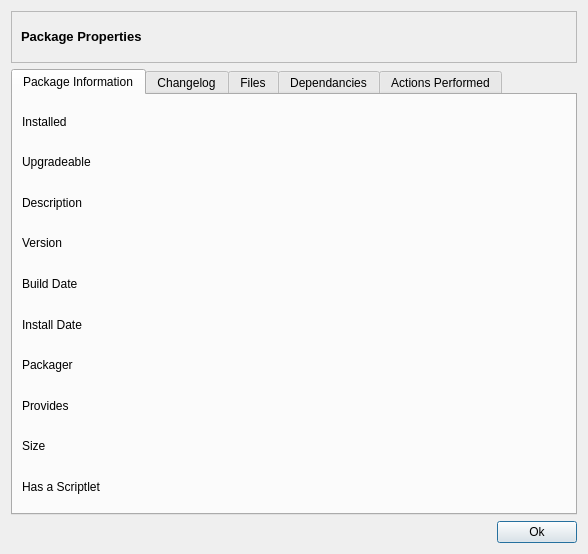
The window that trunk/shaman/ui/pkgProperties.ui (drf/shaman1) describes before a commit, drawn with Qt 5.
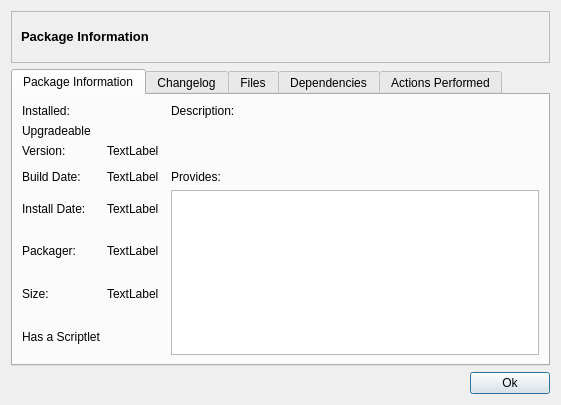
The same window after the commit. Icons and pictures are not drawn.

Commit message: Commit refined dialog

What changed in the file:
```diff
--- a/trunk/shaman/ui/pkgProperties.ui
+++ b/trunk/shaman/ui/pkgProperties.ui
@@ -8,8 +8,8 @@
    <rect>
     <x>0</x>
     <y>0</y>
-    <width>588</width>
-    <height>554</height>
+    <width>561</width>
+    <height>405</height>
    </rect>
   </property>
   <property name="windowTitle" >
@@ -47,7 +47,7 @@
 &lt;html>&lt;head>&lt;meta name="qrichtext" content="1" />&lt;style type="text/css">
 p, li { white-space: pre-wrap; }
 &lt;/style>&lt;/head>&lt;body style=" font-family:'Bitstream Vera Sans'; font-size:10pt; font-weight:400; font-style:normal;">
-&lt;p style=" margin-top:0px; margin-bottom:0px; margin-left:0px; margin-right:0px; -qt-block-indent:0; text-indent:0px;">&lt;span style=" font-weight:600;">Package Properties&lt;/span>&lt;/p>&lt;/body>&lt;/html></string>
+&lt;p style=" margin-top:0px; margin-bottom:0px; margin-left:0px; margin-right:0px; -qt-block-indent:0; text-indent:0px;">&lt;span style=" font-weight:600;">Package Information&lt;/span>&lt;/p>&lt;/body>&lt;/html></string>
           </property>
          </widget>
         </item>
@@ -92,30 +92,25 @@
          <rect>
           <x>0</x>
           <y>0</y>
-          <width>566</width>
-          <height>418</height>
+          <width>539</width>
+          <height>269</height>
          </rect>
         </property>
         <attribute name="title" >
          <string>Package Information</string>
         </attribute>
-        <layout class="QVBoxLayout" name="verticalLayout_3" >
-         <item>
           <layout class="QGridLayout" name="gridLayout" >
            <item row="0" column="0" >
             <widget class="QLabel" name="label_3" >
              <property name="text" >
-              <string>Installed</string>
+            <string>Installed:</string>
              </property>
             </widget>
            </item>
-           <item row="0" column="1" >
-            <widget class="QLabel" name="installedLabel" >
+         <item row="0" column="4" >
+          <widget class="QLabel" name="label_7" >
              <property name="text" >
-              <string/>
-             </property>
-             <property name="pixmap" >
-              <pixmap resource="shaman.qrc" >:/Icons/icons/dialog-ok-apply.png</pixmap>
+            <string>Description:</string>
              </property>
             </widget>
            </item>
@@ -132,24 +127,7 @@
              </property>
             </widget>
            </item>
-           <item row="1" column="1" >
-            <widget class="QLabel" name="upgradeableLabel" >
-             <property name="text" >
-              <string/>
-             </property>
-             <property name="pixmap" >
-              <pixmap resource="shaman.qrc" >:/Icons/icons/dialog-ok-apply.png</pixmap>
-             </property>
-            </widget>
-           </item>
-           <item row="2" column="0" >
-            <widget class="QLabel" name="label_7" >
-             <property name="text" >
-              <string>Description</string>
-             </property>
-            </widget>
-           </item>
-           <item row="2" column="1" >
+         <item rowspan="3" row="1" column="4" >
             <widget class="QLabel" name="descriptionLabel" >
              <property name="text" >
               <string/>
@@ -162,104 +140,80 @@
              </property>
             </widget>
            </item>
-           <item row="3" column="0" >
-            <widget class="QLabel" name="label_17" >
-             <property name="text" >
-              <string>Version</string>
-             </property>
-            </widget>
-           </item>
-           <item row="3" column="1" >
-            <widget class="QLabel" name="versionLabel" >
-             <property name="text" >
-              <string/>
-             </property>
-            </widget>
-           </item>
            <item row="4" column="0" >
             <widget class="QLabel" name="label_8" >
              <property name="text" >
-              <string>Build Date</string>
+            <string>Build Date:</string>
              </property>
             </widget>
            </item>
-           <item row="4" column="1" >
-            <widget class="QLabel" name="buildLabel" >
+         <item row="4" column="1" colspan="2" >
+          <widget class="QLabel" name="builddateLabel" >
              <property name="text" >
-              <string/>
+            <string>TextLabel</string>
+           </property>
+          </widget>
+         </item>
+         <item row="4" column="4" >
+          <widget class="QLabel" name="label_13" >
+           <property name="text" >
+            <string>Provides:</string>
              </property>
             </widget>
            </item>
            <item row="5" column="0" >
             <widget class="QLabel" name="label_11" >
              <property name="text" >
-              <string>Install Date</string>
+            <string>Install Date:</string>
              </property>
             </widget>
            </item>
-           <item row="5" column="1" >
-            <widget class="QLabel" name="dateLabel" >
-             <property name="text" >
-              <string/>
-             </property>
-            </widget>
+         <item rowspan="4" row="5" column="4" >
+          <widget class="QListWidget" name="providesWidget" />
            </item>
            <item row="6" column="0" >
             <widget class="QLabel" name="label_12" >
              <property name="text" >
-              <string>Packager</string>
-             </property>
-            </widget>
-           </item>
-           <item row="6" column="1" >
-            <widget class="QLabel" name="packagerLabel" >
-             <property name="text" >
-              <string/>
+            <string>Packager:</string>
              </property>
             </widget>
            </item>
            <item row="7" column="0" >
-            <widget class="QLabel" name="label_13" >
-             <property name="text" >
-              <string>Provides</string>
-             </property>
-            </widget>
-           </item>
-           <item row="7" column="1" >
-            <widget class="QLabel" name="providesLabel" >
-             <property name="text" >
-              <string/>
-             </property>
-             <property name="scaledContents" >
-              <bool>true</bool>
-             </property>
-             <property name="wordWrap" >
-              <bool>true</bool>
-             </property>
-            </widget>
-           </item>
-           <item row="8" column="0" >
             <widget class="QLabel" name="label_19" >
              <property name="text" >
-              <string>Size</string>
+            <string>Size:</string>
              </property>
             </widget>
            </item>
-           <item row="8" column="1" >
-            <widget class="QLabel" name="sizeLabel" >
-             <property name="text" >
-              <string/>
-             </property>
-            </widget>
-           </item>
-           <item row="9" column="0" >
+         <item row="8" column="0" >
             <widget class="QLabel" name="label_21" >
              <property name="text" >
               <string>Has a Scriptlet</string>
              </property>
             </widget>
            </item>
-           <item row="9" column="1" >
+         <item row="5" column="1" >
+          <widget class="QLabel" name="installdateLabel" >
+           <property name="text" >
+            <string>TextLabel</string>
+           </property>
+          </widget>
+         </item>
+         <item row="6" column="1" >
+          <widget class="QLabel" name="packagerLabel" >
+           <property name="text" >
+            <string>TextLabel</string>
+           </property>
+          </widget>
+         </item>
+         <item row="7" column="1" >
+          <widget class="QLabel" name="sizeLabel" >
+           <property name="text" >
+            <string>TextLabel</string>
+           </property>
+          </widget>
+         </item>
+         <item row="8" column="1" >
             <widget class="QLabel" name="scriptletLabel" >
              <property name="text" >
               <string/>
@@ -269,7 +223,39 @@
              </property>
             </widget>
            </item>
-          </layout>
+         <item row="0" column="1" >
+          <widget class="QLabel" name="installedLabel" >
+           <property name="text" >
+            <string/>
+           </property>
+           <property name="pixmap" >
+            <pixmap resource="shaman.qrc" >:/Icons/icons/dialog-ok-apply.png</pixmap>
+           </property>
+          </widget>
+         </item>
+         <item row="1" column="1" >
+          <widget class="QLabel" name="upgradeableLabel" >
+           <property name="text" >
+            <string/>
+           </property>
+           <property name="pixmap" >
+            <pixmap resource="shaman.qrc" >:/Icons/icons/dialog-ok-apply.png</pixmap>
+           </property>
+          </widget>
+         </item>
+         <item row="2" column="1" >
+          <widget class="QLabel" name="versionLabel" >
+           <property name="text" >
+            <string>TextLabel</string>
+           </property>
+          </widget>
+         </item>
+         <item row="2" column="0" >
+          <widget class="QLabel" name="label_17" >
+           <property name="text" >
+            <string>Version:</string>
+           </property>
+          </widget>
          </item>
         </layout>
        </widget>
@@ -335,7 +321,7 @@
          </rect>
         </property>
         <attribute name="title" >
-         <string>Dependancies</string>
+         <string>Dependencies</string>
         </attribute>
         <layout class="QVBoxLayout" name="verticalLayout_6" >
          <item>
```
Left out of the diff: 35 changed lines with no effect on the pictures. Lines whose indentation alone changed are shown as unchanged.
